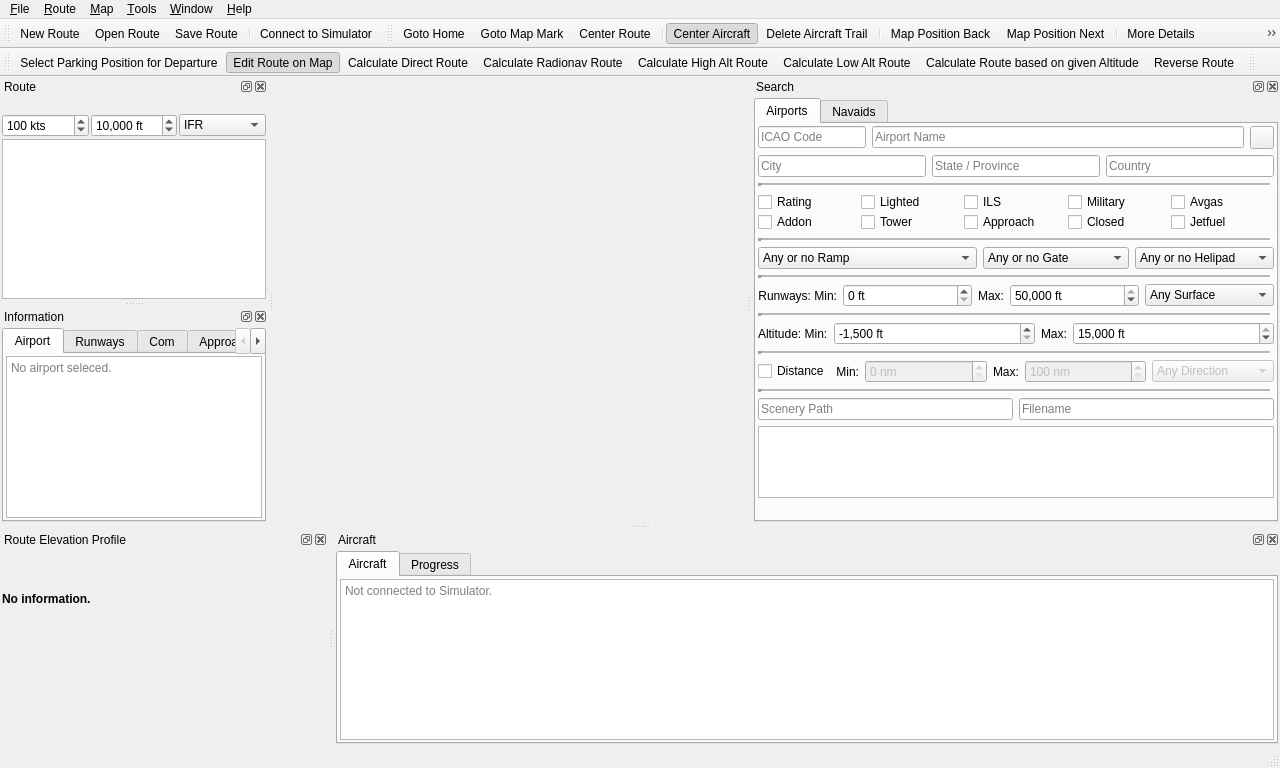
Above: src/gui/mainwindow.ui from albar965/littlenavmap before the change. Below: the same form after it.
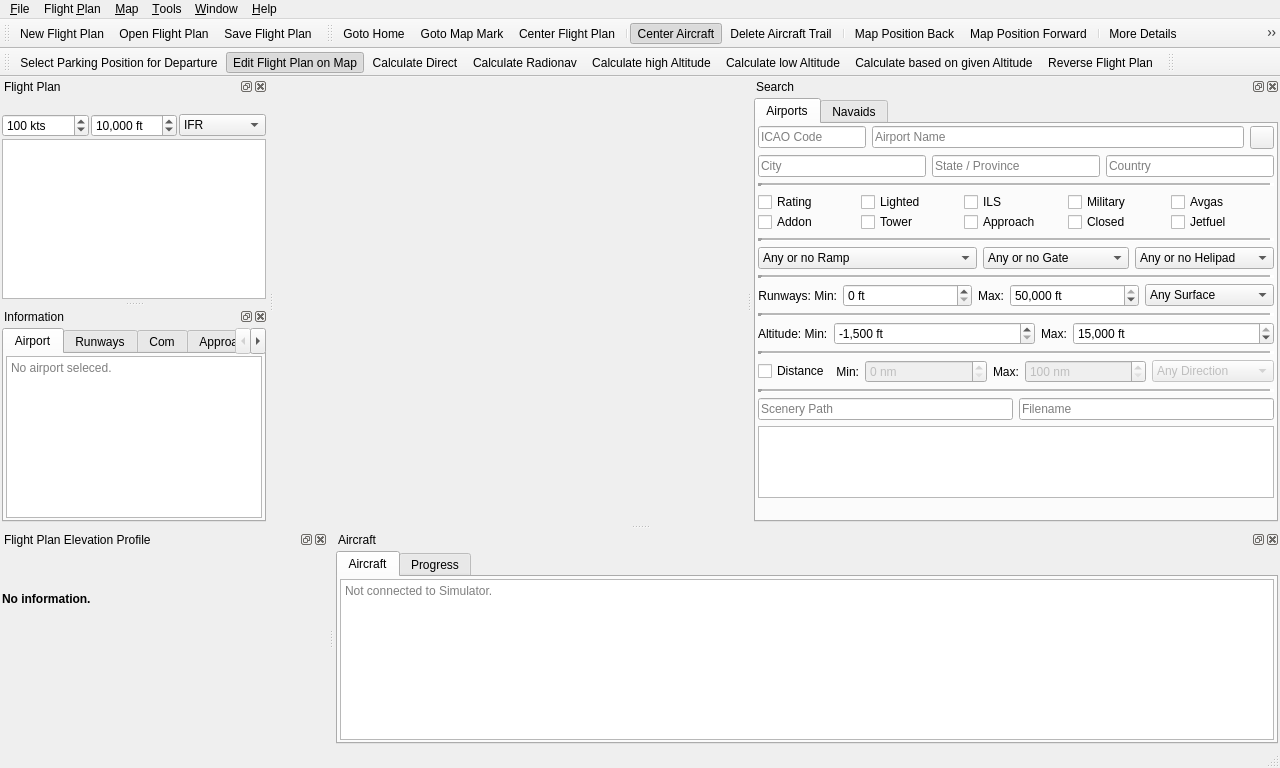
That is the form after the change. Icons and pictures are not drawn.

Commit message: Changed route to flightplane. Added accellerator keys.

Patch:
```diff
--- a/src/gui/mainwindow.ui
+++ b/src/gui/mainwindow.ui
@@ -132,7 +132,7 @@
    </widget>
    <widget class="QMenu" name="menuRoute">
     <property name="title">
-     <string>&amp;Route</string>
+     <string>Flight &amp;Plan</string>
     </property>
     <addaction name="actionRouteSelectParking"/>
     <addaction name="actionRouteEditMode"/>
@@ -164,8 +164,6 @@
    <addaction name="actionRouteNew"/>
    <addaction name="actionRouteOpen"/>
    <addaction name="actionRouteSave"/>
-   <addaction name="separator"/>
-   <addaction name="actionConnectSimulator"/>
   </widget>
   <widget class="QStatusBar" name="statusBar"/>
   <widget class="QDockWidget" name="dockWidgetSearch">
@@ -1576,7 +1574,7 @@
      <normaloff>:/littlenavmap/resources/icons/routedock.svg</normaloff>:/littlenavmap/resources/icons/routedock.svg</iconset>
    </property>
    <property name="windowTitle">
-    <string>Route</string>
+    <string>Flight Plan</string>
    </property>
    <attribute name="dockWidgetArea">
     <number>1</number>
@@ -2070,7 +2068,7 @@
     <set>QDockWidget::AllDockWidgetFeatures</set>
    </property>
    <property name="windowTitle">
-    <string>Route Elevation Profile</string>
+    <string>Flight Plan Elevation Profile</string>
    </property>
    <attribute name="dockWidgetArea">
     <number>8</number>
@@ -2405,7 +2403,7 @@
      <normaloff>:/littlenavmap/resources/icons/fileopen.svg</normaloff>:/littlenavmap/resources/icons/fileopen.svg</iconset>
    </property>
    <property name="text">
-    <string>&amp;Open Route ...</string>
+    <string>&amp;Open Flight Plan ...</string>
    </property>
    <property name="shortcut">
     <string>Ctrl+O</string>
@@ -2417,7 +2415,10 @@
      <normaloff>:/littlenavmap/resources/icons/filesave.svg</normaloff>:/littlenavmap/resources/icons/filesave.svg</iconset>
    </property>
    <property name="text">
-    <string>&amp;Save Route ...</string>
+    <string>&amp;Save Flight Plan ...</string>
+   </property>
+   <property name="toolTip">
+    <string>Save Flight Plan</string>
    </property>
    <property name="shortcut">
     <string>Ctrl+S</string>
@@ -2676,7 +2677,10 @@
      <normaloff>:/littlenavmap/resources/icons/next.svg</normaloff>:/littlenavmap/resources/icons/next.svg</iconset>
    </property>
    <property name="text">
-    <string>Map Position Next</string>
+    <string>Map Position Forward</string>
+   </property>
+   <property name="shortcut">
+    <string>Alt+Right</string>
    </property>
   </action>
   <action name="actionMapShowMark">
@@ -2919,7 +2923,7 @@
      <normaloff>:/littlenavmap/resources/icons/filenew.svg</normaloff>:/littlenavmap/resources/icons/filenew.svg</iconset>
    </property>
    <property name="text">
-    <string>&amp;New Route</string>
+    <string>&amp;New Flight Plan</string>
    </property>
    <property name="shortcut">
     <string>Ctrl+N</string>
@@ -2931,7 +2935,7 @@
      <normaloff>:/littlenavmap/resources/icons/centerroute.svg</normaloff>:/littlenavmap/resources/icons/centerroute.svg</iconset>
    </property>
    <property name="text">
-    <string>Center Route</string>
+    <string>Center Flight Plan</string>
    </property>
   </action>
   <action name="actionMapShowVictorAirways">
@@ -2973,7 +2977,7 @@
      <normaloff>:/littlenavmap/resources/icons/route.svg</normaloff>:/littlenavmap/resources/icons/route.svg</iconset>
    </property>
    <property name="text">
-    <string>Show Route</string>
+    <string>Show Flight Plan</string>
    </property>
    <property name="toolTip">
     <string>R</string>
@@ -3069,7 +3073,7 @@
      <normaloff>:/littlenavmap/resources/icons/routehigh.svg</normaloff>:/littlenavmap/resources/icons/routehigh.svg</iconset>
    </property>
    <property name="text">
-    <string>Calculate High Alt Route</string>
+    <string>Calculate high Altitude</string>
    </property>
   </action>
   <action name="actionRouteCalcLowAlt">
@@ -3078,7 +3082,7 @@
      <normaloff>:/littlenavmap/resources/icons/routelow.svg</normaloff>:/littlenavmap/resources/icons/routelow.svg</iconset>
    </property>
    <property name="text">
-    <string>Calculate Low Alt Route</string>
+    <string>Calculate low Altitude</string>
    </property>
   </action>
   <action name="actionRouteCalcRadionav">
@@ -3087,7 +3091,7 @@
      <normaloff>:/littlenavmap/resources/icons/routeradio.svg</normaloff>:/littlenavmap/resources/icons/routeradio.svg</iconset>
    </property>
    <property name="text">
-    <string>Calculate Radionav Route</string>
+    <string>Calculate Radionav</string>
    </property>
   </action>
   <action name="actionRouteCalcDirect">
@@ -3096,7 +3100,7 @@
      <normaloff>:/littlenavmap/resources/icons/routedirect.svg</normaloff>:/littlenavmap/resources/icons/routedirect.svg</iconset>
    </property>
    <property name="text">
-    <string>Calculate Direct Route</string>
+    <string>Calculate Direct</string>
    </property>
   </action>
   <action name="actionRouteReverse">
@@ -3105,16 +3109,7 @@
      <normaloff>:/littlenavmap/resources/icons/routereverse.svg</normaloff>:/littlenavmap/resources/icons/routereverse.svg</iconset>
    </property>
    <property name="text">
-    <string>Reverse Route</string>
-   </property>
-  </action>
-  <action name="actionRouteSettings">
-   <property name="icon">
-    <iconset resource="../../littlenavmap.qrc">
-     <normaloff>:/littlenavmap/resources/icons/settings.svg</normaloff>:/littlenavmap/resources/icons/settings.svg</iconset>
-   </property>
-   <property name="text">
-    <string>Settings Route</string>
+    <string>Reverse Flight Plan</string>
    </property>
   </action>
   <action name="actionRouteParkingStart">
@@ -3189,7 +3184,7 @@
      <normaloff>:/littlenavmap/resources/icons/routealt.svg</normaloff>:/littlenavmap/resources/icons/routealt.svg</iconset>
    </property>
    <property name="text">
-    <string>Calculate Route based on given Altitude</string>
+    <string>Calculate based on given Altitude</string>
    </property>
   </action>
   <action name="actionMapShowAddonAirports">
@@ -3324,7 +3319,7 @@
      <normaloff>:/littlenavmap/resources/icons/routeedit.svg</normaloff>:/littlenavmap/resources/icons/routeedit.svg</iconset>
    </property>
    <property name="text">
-    <string>Edit Route on Map</string>
+    <string>Edit Flight Plan on Map</string>
    </property>
   </action>
   <action name="actionRecentRoutesClear">
```
Left out of the diff: 46 changed lines with no effect on the pictures. The commit also changes 9 other files.
